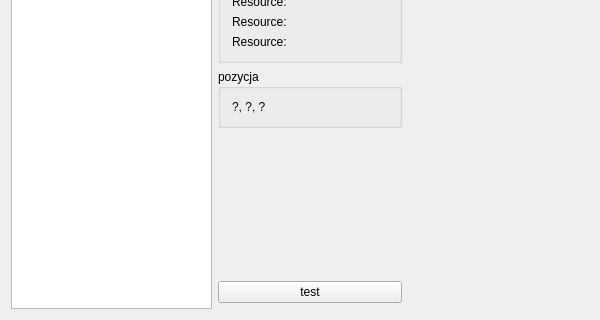
This is sources/MainMenu.ui in Groundy/CrackerJack as Qt 5 draws it before an edit; both pictures show x 0 to 600 and y 280 to 600 of the 600 by 600 pixel window. The edited form follows.
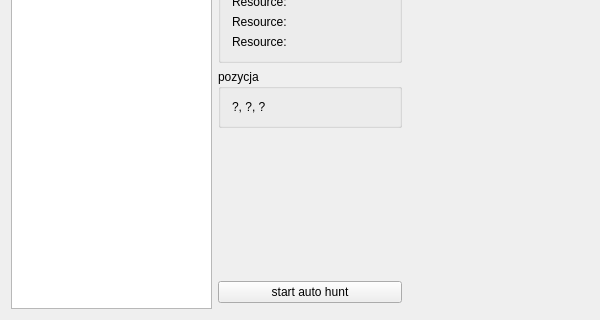
This is the edited form.

Commit message: Added walking funcionality to auto hunt

Diff of the .ui file:
```diff
--- a/sources/MainMenu.ui
+++ b/sources/MainMenu.ui
@@ -363,7 +363,7 @@
    <item row="7" column="1">
     <widget class="QPushButton" name="testButton">
      <property name="text">
-      <string>test</string>
+      <string>start auto hunt</string>
      </property>
     </widget>
    </item>
```
Left out of the diff: 6 changed lines with no effect on the pictures. The commit also changes 17 other files.
